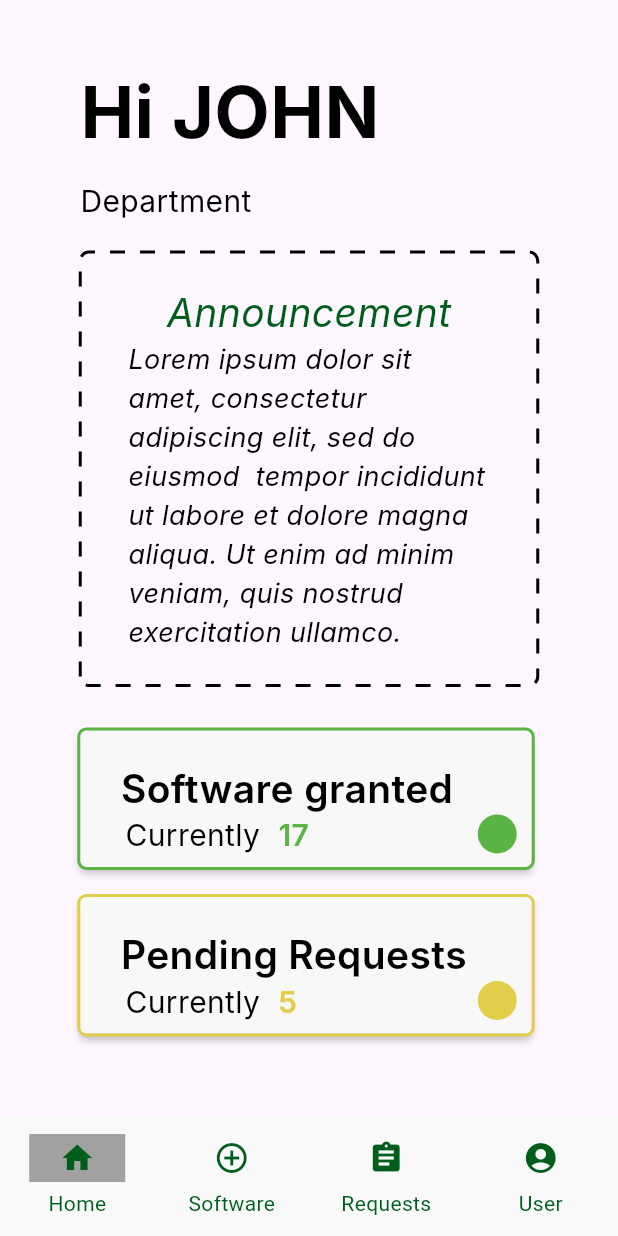
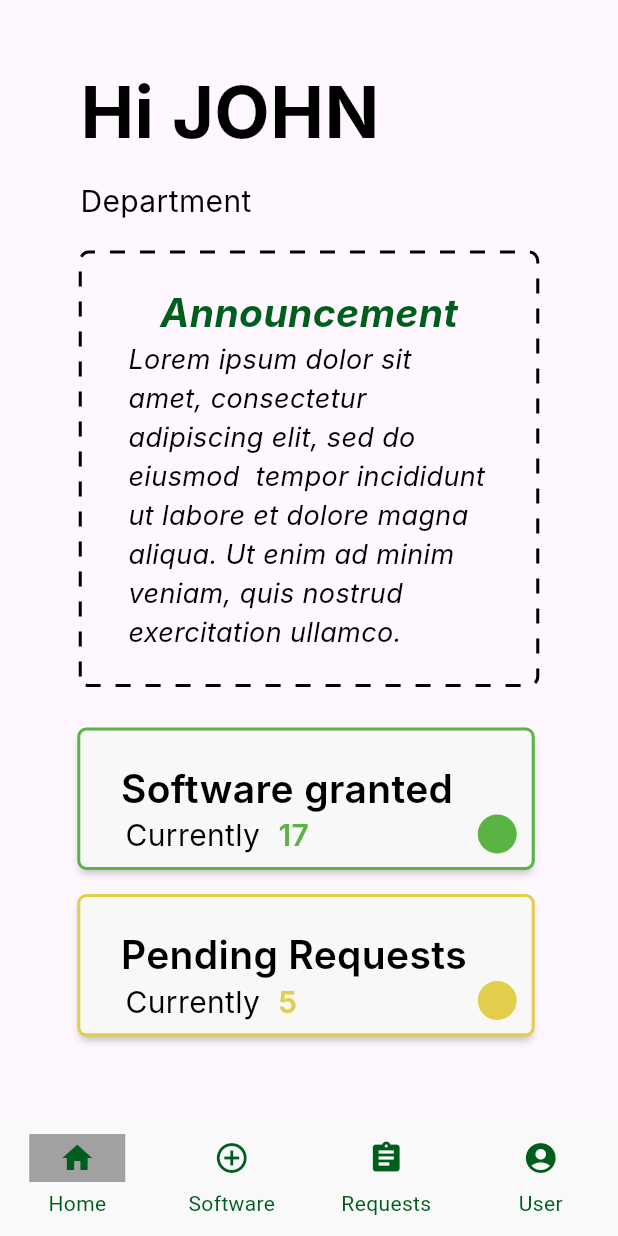
Before and after one commit to AndKlet/Autronica-Onboarding-clean, a Flutter app: the screen it shows after launch, on a phone screen of 412 x 824 dp. Run offline on Flutter 3.47's test engine with Material 3 defaults, Android fonts, the phone set to English and light mode, and no system bars; drawn by our look-alikes of dotted_border; Roboto replaces fonts that are missing (Inter).

Commit message:
fix: Added more fontweight to announcement title

```diff
--- a/frontend/autron/lib/src/widgets/announcement.dart
+++ b/frontend/autron/lib/src/widgets/announcement.dart
@@ -27,7 +27,7 @@ class Announcement extends StatelessWidget {
                 fontSize: 26,
                 fontStyle: FontStyle.italic,
                 fontFamily: 'Inter',
-                fontWeight: FontWeight.w400,
+                fontWeight: FontWeight.w700,
               ),
             ),
             Container(
```
